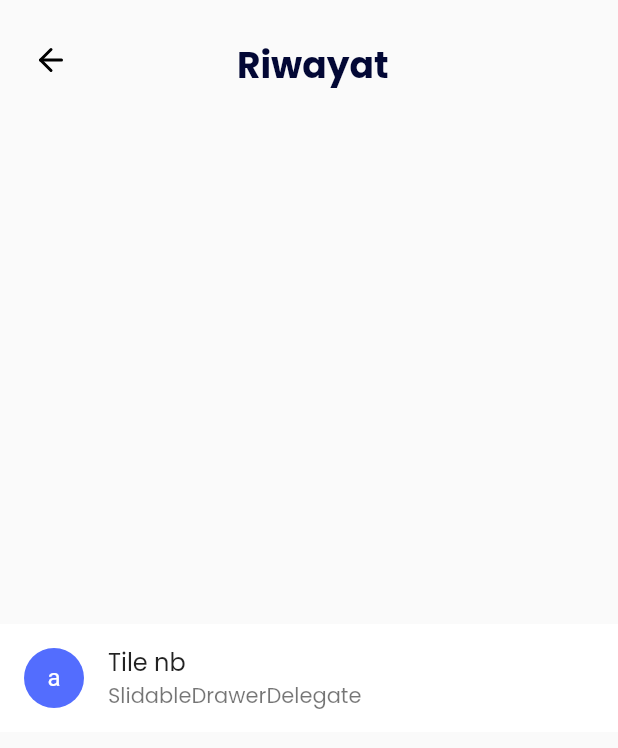
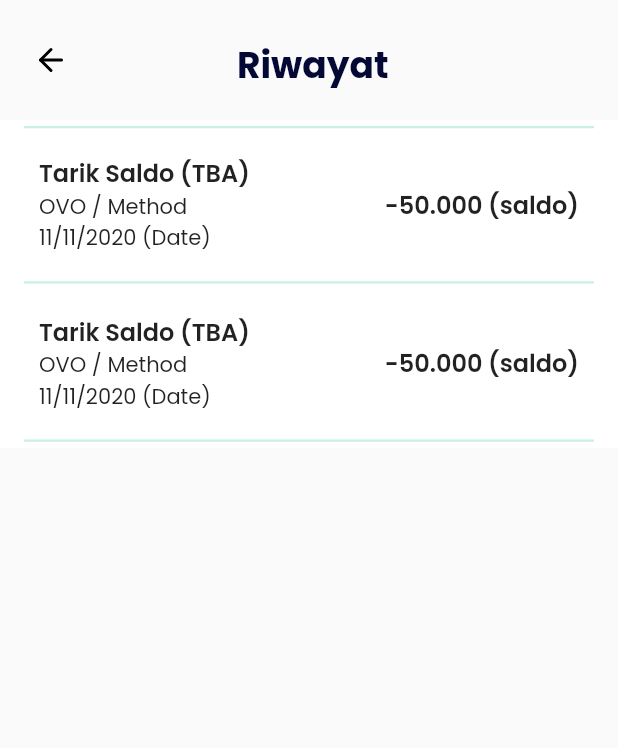
Before and after one commit to andre-nk/packme, a Flutter app: the HistoryPage screen opened directly, on a phone screen of 412 x 824 dp. Shown: the top 748 px of the screen. Run offline on Flutter 3.47's test engine with Material 2 defaults, Android fonts, the light colour scheme and no system bars; drawn by our look-alikes of flutter_slidable; our stand-ins replace animated_splash_screen, cloud_firestore, curved_navigation_bar, firebase_auth, firebase_core, flutter_icons and 8 more; accounts and stored records are empty; network calls fail.

Commit message:
History Basic Finished, (-) reusable function

```diff
--- a/lib/main.dart
+++ b/lib/main.dart
@@ -63,6 +63,13 @@ class MyApp extends StatelessWidget {
                     settings: settings,
                   );
                   break;
+                case '/userHomeFromBar':
+                  return PageTransition(
+                    child: UserHome(),
+                    type: PageTransitionType.fade,
+                    settings: settings,
+                  );
+                  break;
                 default:
               return null;
               }
--- a/lib/ui/app/history.dart
+++ b/lib/ui/app/history.dart
@@ -1,4 +1,5 @@
 import "package:flutter/material.dart";
+import 'package:flutter/rendering.dart';
 import 'package:font_awesome_flutter/font_awesome_flutter.dart';
 import "package:hexcolor/hexcolor.dart";
 import "package:google_fonts/google_fonts.dart";
@@ -37,7 +38,7 @@ class _HistoryPageState extends State<HistoryPage> {
               child:
               IconButton(
                       icon: new Icon(Feather.arrow_left),
-                      onPressed: () => Scaffold.of(context).openDrawer(),
+                      onPressed: () => Navigator.pop(context),
               ),
             ),
         ),
@@ -55,51 +56,143 @@ class _HistoryPageState extends State<HistoryPage> {
         backgroundColor: Colors.transparent,
         elevation: 0,
       ),
-      body: Column(
+      body: ListView(
+        children: [
+          Column(
             mainAxisAlignment: MainAxisAlignment.center,
             crossAxisAlignment: CrossAxisAlignment.start,
             children: [
-          Slidable(
+              Padding(
+                padding: const EdgeInsets.all(0),
+                child: Slidable(
                   actionPane: SlidableDrawerActionPane(),
-            actionExtentRatio: 0.25,
+                  actionExtentRatio: 0.20,
                   child: Container(
                     color: Colors.white,
                     child: ListTile(
-                leading: CircleAvatar(
-                  backgroundColor: Colors.indigoAccent,
-                  child: Text('a'),
-                  foregroundColor: Colors.white,
+                      title: Column(
+                        crossAxisAlignment: CrossAxisAlignment.start,
+                        children: [
+                          Container(
+                            height: 1.5,
+                            width: 500,
+                            color: HexColor('#C7F1E4')
                           ),
-                title: Text('Tile nb'),
-                subtitle: Text('SlidableDrawerDelegate'),
+                          Padding(
+                            padding: const EdgeInsets.fromLTRB(10, 18, 10, 18),
+                            child: Row(
+                              mainAxisAlignment: MainAxisAlignment.spaceBetween,
+                              children: [
+                                Column(
+                                  crossAxisAlignment: CrossAxisAlignment.start,
+                                  children: [
+                                    Text('Tarik Saldo (TBA)', style: GoogleFonts.poppins(
+                                      textStyle: TextStyle(
+                                        fontWeight: FontWeight.w600, fontSize: 16,
+                                      ),
+                                    )),
+                                    Text('OVO / Method', style: GoogleFonts.poppins(
+                                      textStyle: TextStyle(
+                                        fontWeight: FontWeight.w400, fontSize: 14,
+                                      ),
+                                    )),
+                                    Text('11/11/2020 (Date)', style: GoogleFonts.poppins(
+                                      textStyle: TextStyle(
+                                        fontWeight: FontWeight.w400, fontSize: 14,
+                                      ),
+                                    )),
+                                  ],
+                                ),
+                                Padding(
+                                  padding: const EdgeInsets.fromLTRB(0,0,0,0),
+                                  child: Text('-50.000 (saldo)', style: GoogleFonts.poppins(
+                                        textStyle: TextStyle(
+                                          fontWeight: FontWeight.w600, fontSize: 16,
+                                        ),
+                                  )),
+                                ),
+                              ],
                             ),
                           ),
-            actions: <Widget>[
-              IconSlideAction(
-                caption: 'Archive',
-                color: Colors.blue,
-                icon: Icons.archive,
-                onTap: () => _showSnackBar(context, 'Archive'),
-              ),
-              IconSlideAction(
-                caption: 'Share',
-                color: Colors.indigo,
-                icon: Icons.share,
-                onTap: () => _showSnackBar(context, 'Share'),
+                          Container(
+                            height: 1.5,
+                            width: 500,
+                            color: HexColor('#C7F1E4')
                           ),
                         ],
+                      ),
+                    ),
+                  ),
                   secondaryActions: <Widget>[
                     IconSlideAction(
-                caption: 'More',
-                color: Colors.black45,
-                icon: Icons.more_horiz,
-                onTap: () => _showSnackBar(context, 'More'),
+                      color: HexColor('#FF8787'),
+                      icon: FlutterIcons.delete_outline_mco,
+                      onTap: () => _showSnackBar(context, 'Delete'),
                     ),
+                  ],
+                ),
+              ),
+              Slidable(
+                actionPane: SlidableDrawerActionPane(),
+                actionExtentRatio: 0.20,
+                child: Container(
+                  color: Colors.white,
+                  child: ListTile(
+                    title: Column(
+                      crossAxisAlignment: CrossAxisAlignment.start,
+                      children: [
+                        Padding(
+                          padding: const EdgeInsets.fromLTRB(10, 12, 10, 18),
+                          child: Row(
+                            mainAxisAlignment: MainAxisAlignment.spaceBetween,
+                            children: [
+                              Column(
+                                crossAxisAlignment: CrossAxisAlignment.start,
+                                children: [
+                                  Text('Tarik Saldo (TBA)', style: GoogleFonts.poppins(
+                                    textStyle: TextStyle(
+                                      fontWeight: FontWeight.w600, fontSize: 16,
+                                    ),
+                                  )),
+                                  Text('OVO / Method', style: GoogleFonts.poppins(
+                                    textStyle: TextStyle(
+                                      fontWeight: FontWeight.w400, fontSize: 14,
+                                    ),
+                                  )),
+                                  Text('11/11/2020 (Date)', style: GoogleFonts.poppins(
+                                    textStyle: TextStyle(
+                                      fontWeight: FontWeight.w400, fontSize: 14,
+                                    ),
+                                  )),
+                                ],
+                              ),
+                              Padding(
+                                padding: const EdgeInsets.fromLTRB(0,0,0,0),
+                                child: Text('-50.000 (saldo)', style: GoogleFonts.poppins(
+                                      textStyle: TextStyle(
+                                        fontWeight: FontWeight.w600, fontSize: 16,
+                                      ),
+                                )),
+                              ),
+                            ],
+                          ),
+                        ),
+                        Container(
+                          height: 1.5,
+                          width: 500,
+                          color: HexColor('#C7F1E4')
+                        ),
+                      ],
+                    ),
+                  ),
+                ),
+                secondaryActions: <Widget>[
                   IconSlideAction(
-                caption: 'Delete',
-                color: Colors.red,
-                icon: Icons.delete,
+                    color: HexColor('#FF8787'),
+                    icon: FlutterIcons.delete_outline_mco,
                     onTap: () => _showSnackBar(context, 'Delete'),
+                  ),
+                ],
               ),
             ],
           ),
--- a/lib/ui/app/order.dart
+++ b/lib/ui/app/order.dart
@@ -13,6 +13,8 @@ import 'package:pack_me/services/loginCh.dart';
 import 'package:pack_me/services/database.dart';
 import 'package:provider/provider.dart';
 import 'package:cloud_firestore/cloud_firestore.dart';
+import 'package:page_transition/page_transition.dart';
+import 'history.dart';
 
 
 class Order extends StatefulWidget {
@@ -40,8 +42,6 @@ class _OrderState extends State<Order> {
         print('Request outbound');
       }
     }
-
-
 
     return StreamProvider<QuerySnapshot>.value(
         value: DatabaseService().currentUserInfo,
@@ -76,7 +76,7 @@ class _OrderState extends State<Order> {
                             fontWeight: FontWeight.w600, fontSize: 14
                             ),
                           ),
-                        ]
+                        ],
                       )
                     ),
                   ),
@@ -117,6 +117,9 @@ class _OrderState extends State<Order> {
                     ),
                   ],
                 ),
+                onTap: (){
+                  Navigator.push(context, PageTransition(type: PageTransitionType.fade, child: HistoryPage()));
+                },
               ),
               ListTile(
                 leading: Padding(
@@ -209,6 +212,7 @@ class _OrderState extends State<Order> {
             ],
           ),
         ),
+
 
         //APPBAR
         appBar: new AppBar(
--- a/lib/ui/app/withdraw.dart
+++ b/lib/ui/app/withdraw.dart
@@ -13,6 +13,9 @@ import 'package:pack_me/services/loginCh.dart';
 import 'package:pack_me/services/database.dart';
 import 'package:provider/provider.dart';
 import 'package:cloud_firestore/cloud_firestore.dart';
+import 'package:page_transition/page_transition.dart';
+import 'history.dart';
+
 
 class Withdraw extends StatefulWidget {
   @override
@@ -65,7 +68,6 @@ class _WithdrawState extends State<Withdraw> {
                           CircleAvatar(
                             child: Image(image: NetworkImage('')),
                           ),
-                          SizedBox(height: 20),
 
                           Text('TBA',
                             style: TextStyle(
@@ -118,6 +120,9 @@ class _WithdrawState extends State<Withdraw> {
                     ),
                   ],
                 ),
+                onTap: (){
+                  Navigator.push(context, PageTransition(type: PageTransitionType.fade, child: HistoryPage()));
+                },
               ),
               ListTile(
                 leading: Padding(
```
Lines whose indentation alone changed are shown as unchanged.
